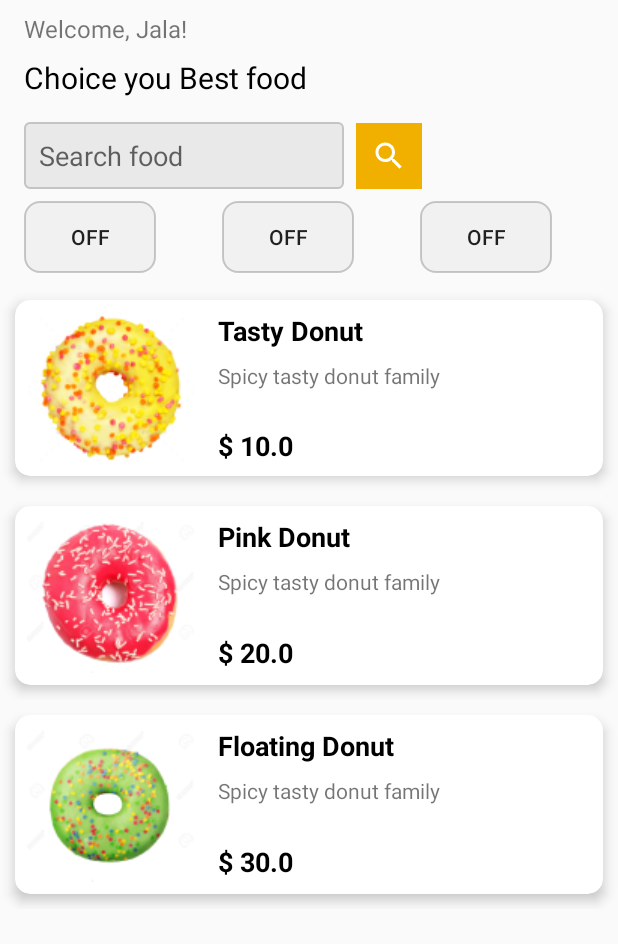
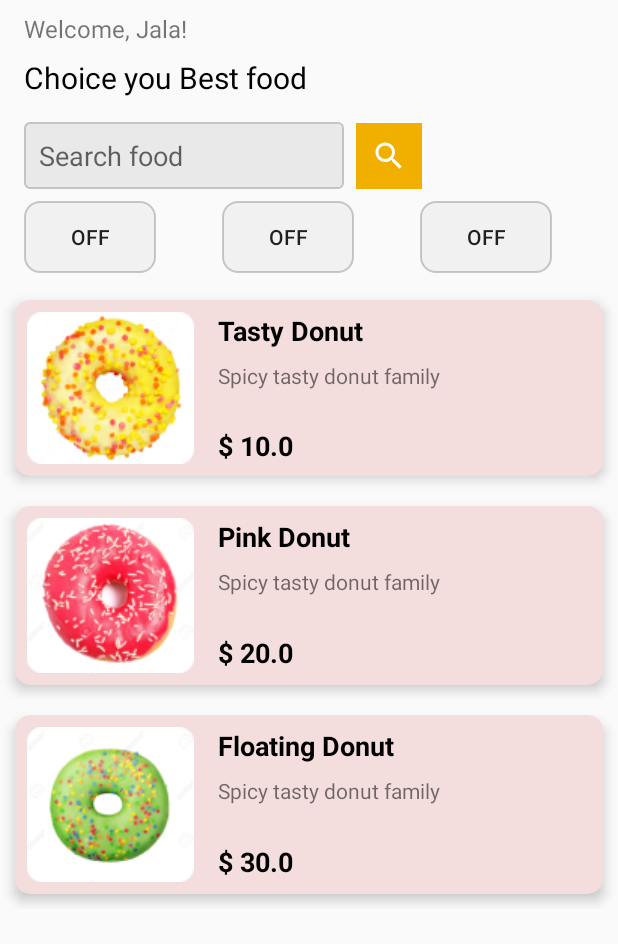
Before and after one commit to fankao/ANDROI-FRAGMENT-PRACTICE, an Android app: the screen it shows after launch (MainActivity), on a phone screen of 412 x 824 dp. Shown: the top 944 px of the screen. Run offline under Robolectric (Android 15) with nearby library versions, the phone set to English and light mode, and no system bars.

Commit message:
cap nhat

```diff
--- a/app/src/main/res/layout/item_donut.xml
+++ b/app/src/main/res/layout/item_donut.xml
@@ -9,7 +9,7 @@
         android:layout_width="0dp"
         android:layout_height="wrap_content"
         android:layout_margin="10dp"
-        android:background="#F4DDDD"
+        app:cardBackgroundColor="#F4DDDD"
         app:cardCornerRadius="10dp"
         app:cardElevation="5dp"
         app:layout_constraintBottom_toBottomOf="parent"
@@ -25,9 +25,9 @@
                 android:id="@+id/imageDonut"
                 android:layout_width="wrap_content"
                 android:layout_height="wrap_content"
+                android:layout_marginBottom="8dp"
                 android:layout_marginStart="8dp"
                 android:layout_marginTop="8dp"
-                android:layout_marginBottom="8dp"
                 app:layout_constraintBottom_toBottomOf="parent"
                 app:layout_constraintStart_toStartOf="parent"
                 app:layout_constraintTop_toTopOf="parent"
```
Also changed, not shown: app/src/main/java/com/newtech/android/fragmentpratice/DonutFragment.java (+7 -2 lines).
